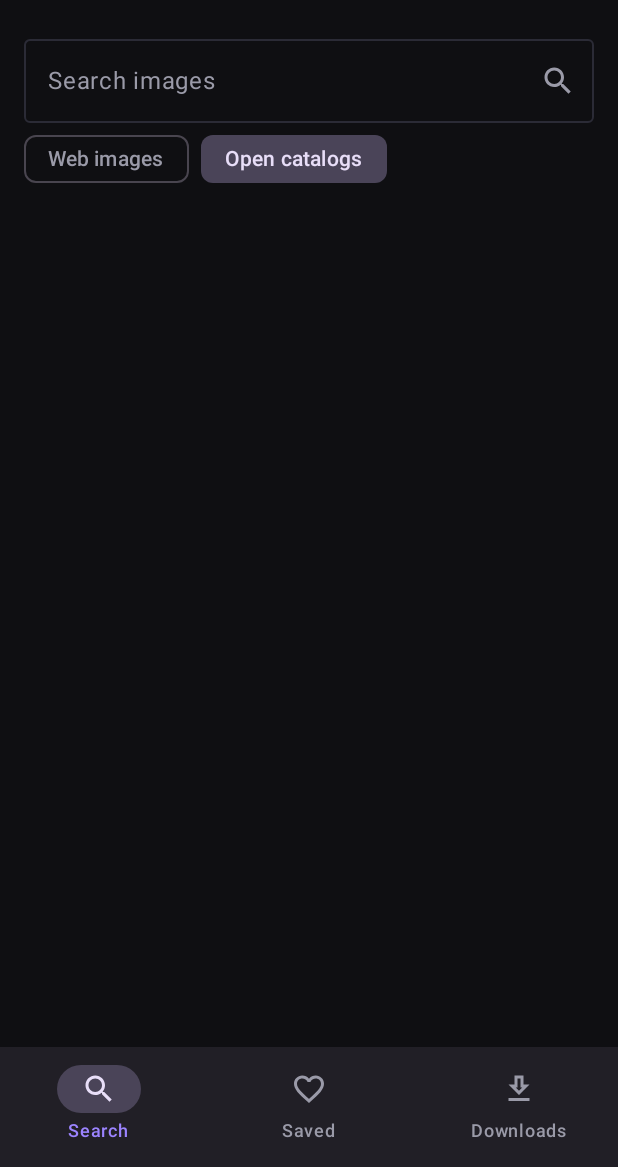
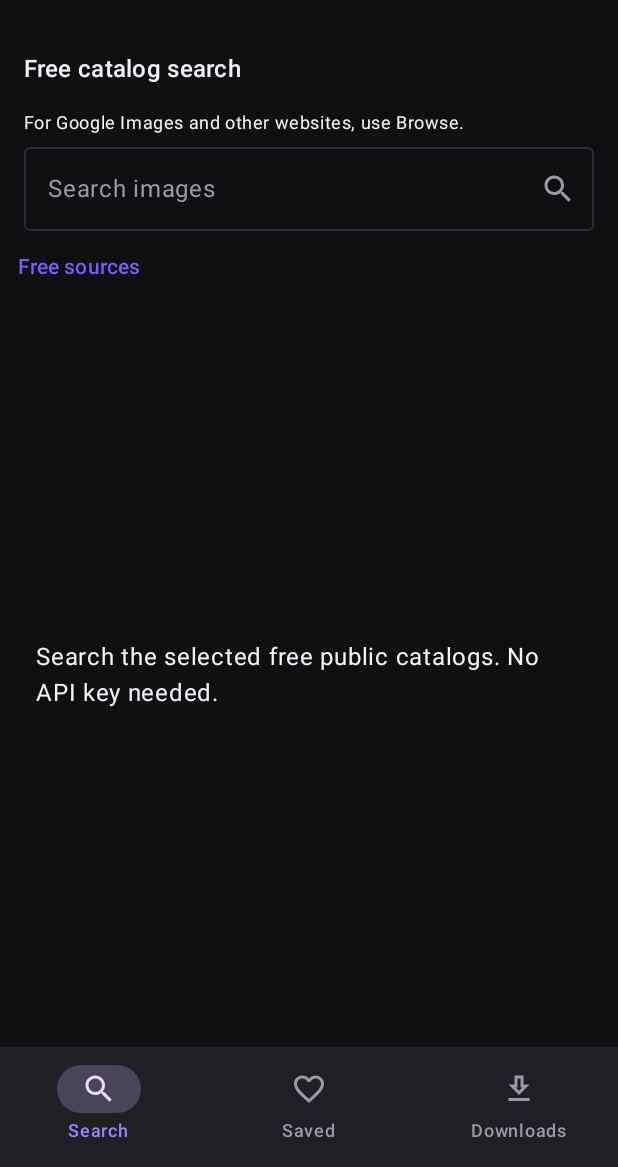
Before and after one commit to darkmode-studio/imghunt, an Android app built with Jetpack Compose: the screen it shows after launch (MainActivity), on a phone screen of 412 x 824 dp, the part 69-1236 px from its top. Run offline under Robolectric (Android 15) with nearby library versions, the phone set to English and light mode, and no system bars; our stand-ins replace Room's generated code.

Commit message:
Replace gateway forms with free catalog settings

```diff
--- a/app/src/main/java/com/sandeep/imghunt/ui/NativeSearchScreen.kt
+++ b/app/src/main/java/com/sandeep/imghunt/ui/NativeSearchScreen.kt
@@ -1,18 +1,15 @@
 package com.sandeep.imghunt.ui
 
-import androidx.compose.foundation.horizontalScroll
 import androidx.compose.foundation.layout.*
 import androidx.compose.foundation.lazy.grid.LazyGridState
-import androidx.compose.foundation.rememberScrollState
 import androidx.compose.foundation.text.KeyboardActions
 import androidx.compose.foundation.text.KeyboardOptions
 import androidx.compose.material.icons.Icons
-import androidx.compose.material.icons.outlined.*
+import androidx.compose.material.icons.outlined.Search
 import androidx.compose.material3.*
 import androidx.compose.runtime.Composable
 import androidx.compose.ui.Alignment
 import androidx.compose.ui.Modifier
-import androidx.compose.ui.platform.LocalSoftwareKeyboardController
 import androidx.compose.ui.text.input.ImeAction
 import androidx.compose.ui.unit.dp
 import coil3.ImageLoader
@@ -20,61 +17,28 @@ import com.sandeep.imghunt.engine.*
 
 @Composable
 fun NativeSearchScreen(state: NativeSearchState, loader: ImageLoader, grid: LazyGridState,
-    onQuery: (String) -> Unit, onSearch: () -> Unit, onCancel: () -> Unit,
-    onMode: (SearchMode) -> Unit, onSettings: () -> Unit, onMore: () -> Unit,
-    onOpen: (PhotoItem) -> Unit, onFavorite: (PhotoItem) -> Unit, onDownload: (PhotoItem) -> Unit) {
-    val keyboard = LocalSoftwareKeyboardController.current
-    val submit = { keyboard?.hide(); onSearch() }
+    onQuery: (String) -> Unit, onSearch: () -> Unit, onCancel: () -> Unit, onMode: (SearchMode) -> Unit,
+    onSettings: () -> Unit, onMore: () -> Unit, onOpen: (PhotoItem) -> Unit,
+    onFavorite: (PhotoItem) -> Unit, onDownload: (PhotoItem) -> Unit) {
     Column(Modifier.fillMaxSize()) {
-        OutlinedTextField(value = state.query, onValueChange = onQuery,
-            label = { Text("Search images") }, placeholder = { Text("People, places, products…") },
-            singleLine = true, modifier = Modifier.fillMaxWidth().padding(horizontal = 16.dp),
-            keyboardOptions = KeyboardOptions(imeAction = ImeAction.Search),
-            keyboardActions = KeyboardActions(onSearch = { submit() }),
-            trailingIcon = { IconButton(onClick = submit) { Icon(Icons.Outlined.Search, contentDescription = "Search images") } })
-        Row(Modifier.fillMaxWidth().padding(horizontal = 16.dp), horizontalArrangement = Arrangement.spacedBy(8.dp)) {
-            SearchMode.entries.forEach { mode ->
-                FilterChip(selected = state.mode == mode, onClick = { onMode(mode) }, label = { Text(mode.label) })
-            }
+        Text("Free catalog search", style = MaterialTheme.typography.titleMedium, modifier = Modifier.padding(16.dp))
+        Text("For Google Images and other websites, use Browse.", style = MaterialTheme.typography.bodySmall, modifier = Modifier.padding(horizontal = 16.dp))
+        OutlinedTextField(state.query, onQuery, singleLine = true, label = { Text("Search images") },
+            modifier = Modifier.fillMaxWidth().padding(horizontal = 16.dp),
+            keyboardOptions = KeyboardOptions(imeAction = ImeAction.Search), keyboardActions = KeyboardActions(onSearch = { onSearch() }),
+            trailingIcon = { IconButton(onClick = onSearch) { Icon(Icons.Outlined.Search, "Search images") } })
+        Row {
+            TextButton(onClick = onSettings) { Text("Free sources") }
             if (state.loading || state.loadingMore) TextButton(onClick = onCancel) { Text("Cancel") }
         }
-        if (state.loading) LinearProgressIndicator(Modifier.fillMaxWidth().padding(horizontal = 16.dp))
-        if (!state.hasSearched && state.history.isNotEmpty()) Row(
-            Modifier.horizontalScroll(rememberScrollState()).padding(horizontal = 16.dp),
-            horizontalArrangement = Arrangement.spacedBy(8.dp)) {
-            state.history.take(5).forEach { term ->
-                SuggestionChip(onClick = { onQuery(term); submit() }, label = { Text(term.take(28)) })
-            }
-        }
-        if (state.mode == SearchMode.WEB && state.setupRequired) {
-            Card(Modifier.fillMaxWidth().padding(16.dp)) { Column(Modifier.padding(16.dp), verticalArrangement = Arrangement.spacedBy(8.dp)) {
-                Text("Connect broader web search", style = MaterialTheme.typography.titleMedium)
-                Text(state.error ?: "Add your HTTPS gateway and app access token. Your provider key stays on the server.")
-                Button(onClick = onSettings, modifier = Modifier.heightIn(min = 48.dp)) { Text("Open Search settings") }
-                Text("No gateway yet? Open catalogs remains available without one.", style = MaterialTheme.typography.bodySmall)
-            } }
-        } else if (state.error != null) {
-            Card(Modifier.fillMaxWidth().padding(horizontal = 16.dp, vertical = 8.dp),
-                colors = CardDefaults.cardColors(containerColor = MaterialTheme.colorScheme.errorContainer)) {
-                Column(Modifier.padding(12.dp)) {
-                    Text(state.error)
-                    Row {
-                        TextButton(onClick = { if (state.images.isNotEmpty() && state.hasMore) onMore() else submit() }) { Text("Retry") }
-                        TextButton(onClick = onSettings) { Text("Settings") }
-                    }
-                }
-            }
-        }
-        if (state.note.isNotBlank()) Text(state.note, style = MaterialTheme.typography.bodySmall,
-            modifier = Modifier.padding(horizontal = 16.dp, vertical = 8.dp))
-        if (state.images.isNotEmpty() || state.hasMore) {
-            NativeImageGrid(state.images, state.favorites, loader, grid, onOpen, onFavorite, onDownload,
-                state.hasMore, state.loadingMore, onMore, Modifier.weight(1f))
-        } else if (!state.loading && !state.setupRequired && state.error == null) {
-            Box(Modifier.fillMaxWidth().weight(1f).padding(24.dp), contentAlignment = Alignment.Center) {
-                Text(if (state.hasSearched) "No images matched. Try another term or relax your filters."
-                    else "Find an image, open it full screen, then save or download it.", style = MaterialTheme.typography.bodyLarge)
-            }
+        if (state.loading) LinearProgressIndicator(Modifier.fillMaxWidth())
+        state.error?.let { Text(it, color = MaterialTheme.colorScheme.error, modifier = Modifier.padding(12.dp)) }
+        if (state.error != null) TextButton(onClick = onSearch) { Text("Retry") }
+        if (state.note.isNotBlank()) Text(state.note, style = MaterialTheme.typography.bodySmall, modifier = Modifier.padding(12.dp))
+        if (state.images.isNotEmpty() || state.hasMore) NativeImageGrid(state.images, state.favorites, loader, grid,
+            onOpen, onFavorite, onDownload, state.hasMore, state.loadingMore, onMore, Modifier.weight(1f))
+        else if (!state.loading) Box(Modifier.fillMaxWidth().weight(1f).padding(24.dp), contentAlignment = Alignment.Center) {
+            Text(if (state.hasSearched) "No matching catalog images. Try another term, relax filters, or use Browse." else "Search the selected free public catalogs. No API key needed.")
         }
     }
 }
```
Also changed, not shown: app/src/main/java/com/sandeep/imghunt/ui/NativeSearchSettings.kt (+18 -49 lines).
